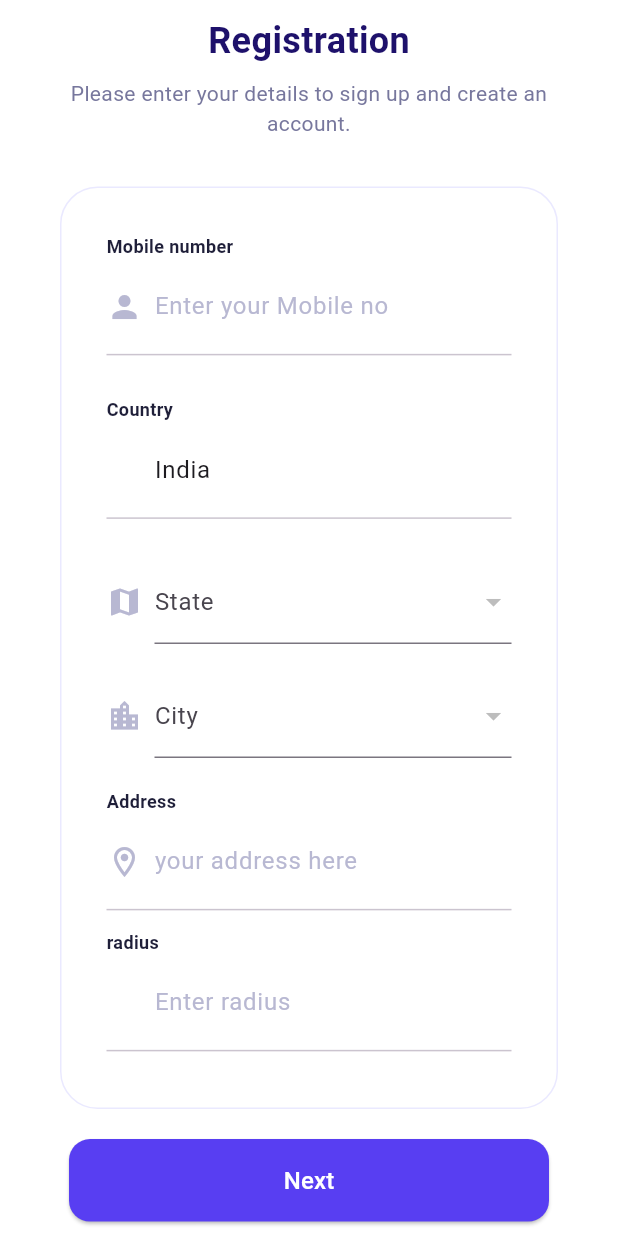
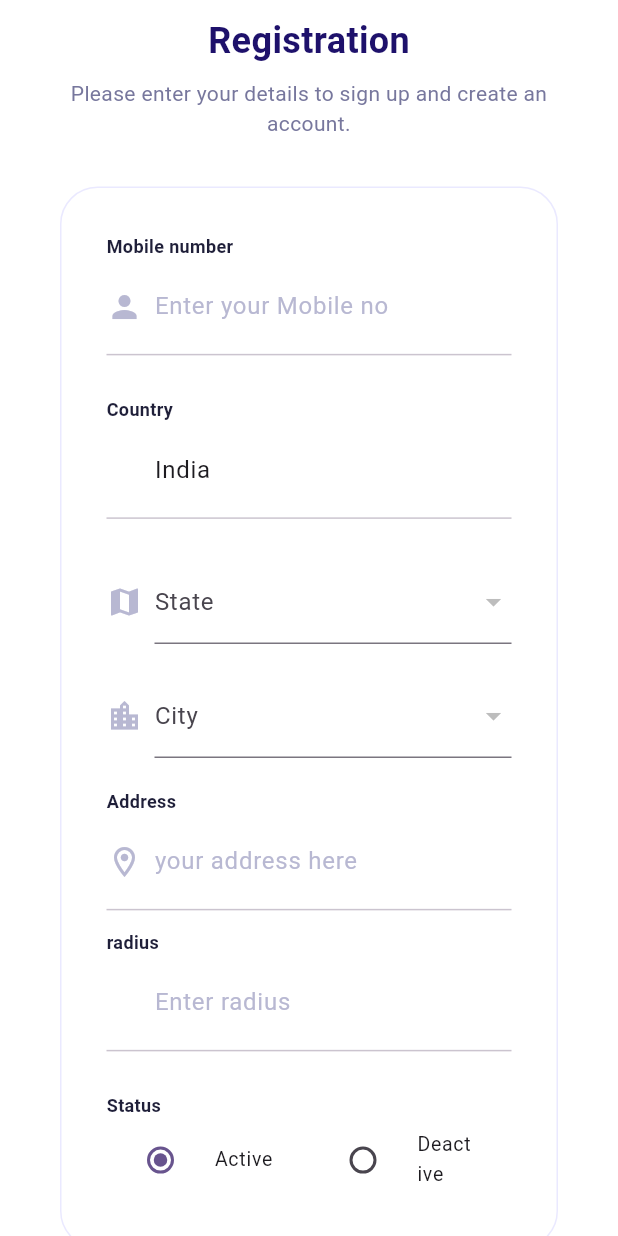
Before and after one commit to santosh81066/eliteclean_updated_admin, a Flutter app: the CleanerRegistration screen opened by its route, scrolled down 136 dp, on a phone screen of 412 x 824 dp. Run offline on Flutter 3.47's test engine with Material 3 defaults, Android fonts, the light colour scheme and no system bars; our stand-ins replace flutter_riverpod, flutter_svg, image_picker, shared_preferences; accounts and stored records are empty.

Commit message:
updated radio buttons

```diff
--- a/lib/screens/cleaner_registration.dart
+++ b/lib/screens/cleaner_registration.dart
@@ -5,6 +5,8 @@ import 'package:flutter_svg/flutter_svg.dart';
 
 import '../models/addressstate.dart';
 import '../providers/addressnotifier.dart';
+
+enum UserStatus { active, deactive }
 
 class CleanerRegistration extends ConsumerStatefulWidget {
   const CleanerRegistration({super.key});
@@ -21,6 +23,7 @@ class _CleanerRegistrationState extends ConsumerState<CleanerRegistration> {
   late TextEditingController _cityController;
   TextEditingController radius = TextEditingController();
   TextEditingController mobileno = TextEditingController();
+  UserStatus _userStatus = UserStatus.active; // Set default user status
   late ScrollController _scrollController;
   Timer? _debounce;
 
@@ -30,8 +33,6 @@ class _CleanerRegistrationState extends ConsumerState<CleanerRegistration> {
   void initState() {
     super.initState();
     _addressController = TextEditingController();
-    _countryController =
-        TextEditingController(text: 'India'); // Set default country
     _stateController = TextEditingController();
     _cityController = TextEditingController();
     _scrollController = ScrollController();
@@ -75,7 +76,7 @@ class _CleanerRegistrationState extends ConsumerState<CleanerRegistration> {
     _debounce = Timer(const Duration(milliseconds: 500), () {
       if (input.isEmpty) {
         addressNotifier
-            .clearSuggestions(); // Clear suggestions if the input is empty
+            .clearSuggestions(); // Clear suggestions if input is empty
       } else {
         addressNotifier.fetchAddressSuggestions(
             input); // Fetch suggestions if input is not empty
@@ -83,13 +84,12 @@ class _CleanerRegistrationState extends ConsumerState<CleanerRegistration> {
     });
   }
 
-  // Validate all form fields args
+  // Validate and submit the form
   _validateAndSubmit() {
     if (_formKey.currentState?.validate() ?? false) {
-      // If all validations pass, proceed with the form submission
       print('Form is valid, proceeding with submission...');
 
-      // Prepare the arguments
+      // Prepare the arguments including user status
       final registrationData = {
         'mobileNumber': mobileno.text,
         'country': _countryController.text,
@@ -97,6 +97,7 @@ class _CleanerRegistrationState extends ConsumerState<CleanerRegistration> {
         'city': _cityController.text,
         'address': _addressController.text,
         'radius': radius.text,
+        'status': _userStatus == UserStatus.active ? 'active' : 'deactive',
       };
 
       Navigator.pushNamed(context, '/userprofile', arguments: registrationData);
@@ -208,7 +209,10 @@ class _CleanerRegistrationState extends ConsumerState<CleanerRegistration> {
                               return 'Please Enter radius';
                             }
                             return null;
-                            })
+                          },
+                        ),
+                        const SizedBox(height: 20),
+                        _buildStatusRadioButtons(), // Radio buttons for status
                       ],
                     ),
                   ),
@@ -294,14 +298,15 @@ class _CleanerRegistrationState extends ConsumerState<CleanerRegistration> {
     );
   }
 
-  Widget _buildTextFormField(
-      {required String label,
+  Widget _buildTextFormField({
+    required String label,
     String? hintText,
     IconData? icon,
     bool? readonly,
     String? Function(String?)?
         validator, // Validator function for field validation
-      required TextEditingController controller}) {
+    required TextEditingController controller,
+  }) {
     return Column(
       crossAxisAlignment: CrossAxisAlignment.start,
       children: [
@@ -417,4 +422,53 @@ class _CleanerRegistrationState extends ConsumerState<CleanerRegistration> {
       ],
     );
   }
+
+  // This method builds the radio buttons for user status selection
+  Widget _buildStatusRadioButtons() {
+    return Column(
+      crossAxisAlignment: CrossAxisAlignment.start,
+      children: [
+        const Text(
+          'Status',
+          style: TextStyle(
+            fontSize: 12,
+            fontWeight: FontWeight.bold,
+            color: Color(0xFF1F1F39),
+          ),
+        ),
+        Row(
+          mainAxisAlignment:
+              MainAxisAlignment.spaceEvenly, // Add space between radio buttons
+          children: [
+            Expanded(
+              child: RadioListTile<UserStatus>(
+                title: const Text('Active'),
+                value: UserStatus.active,
+                groupValue: _userStatus,
+                onChanged: (UserStatus? value) {
+                  setState(() {
+                    _userStatus = value!;
+                  });
+                },
+                dense: true, // Makes the radio buttons take less vertical space
+              ),
+            ),
+            Expanded(
+              child: RadioListTile<UserStatus>(
+                title: const Text('Deactive'),
+                value: UserStatus.deactive,
+                groupValue: _userStatus,
+                onChanged: (UserStatus? value) {
+                  setState(() {
+                    _userStatus = value!;
+                  });
+                },
+                dense: true, // Makes the radio buttons take less vertical space
+              ),
+            ),
+          ],
+        ),
+      ],
+    );
   }
+}
```
Lines whose indentation alone changed are shown as unchanged.
